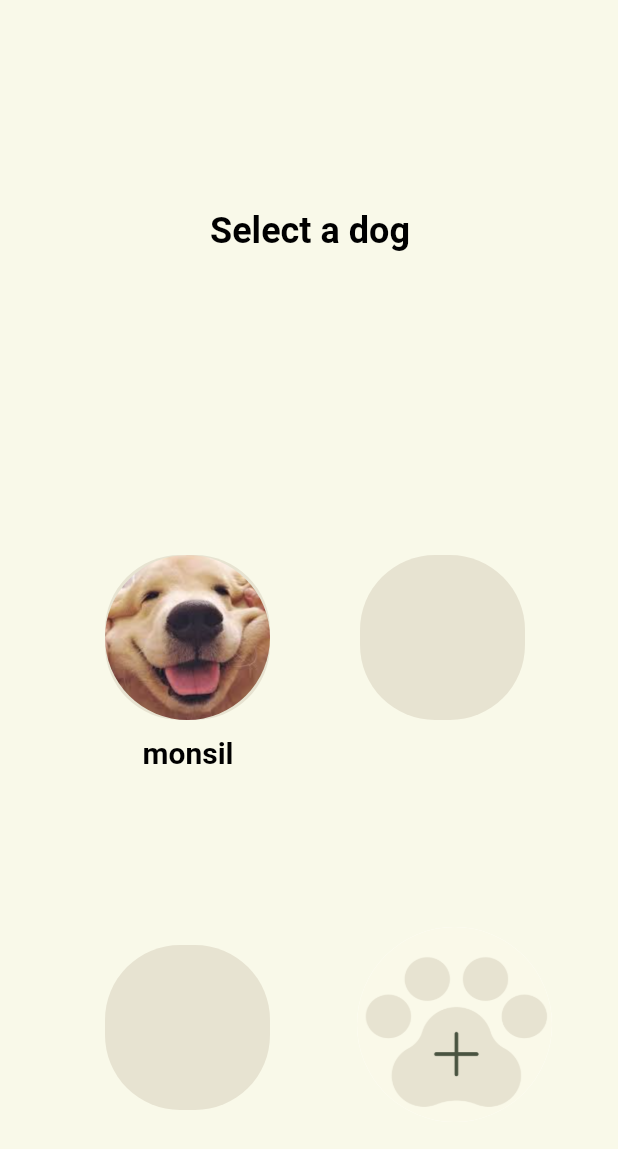
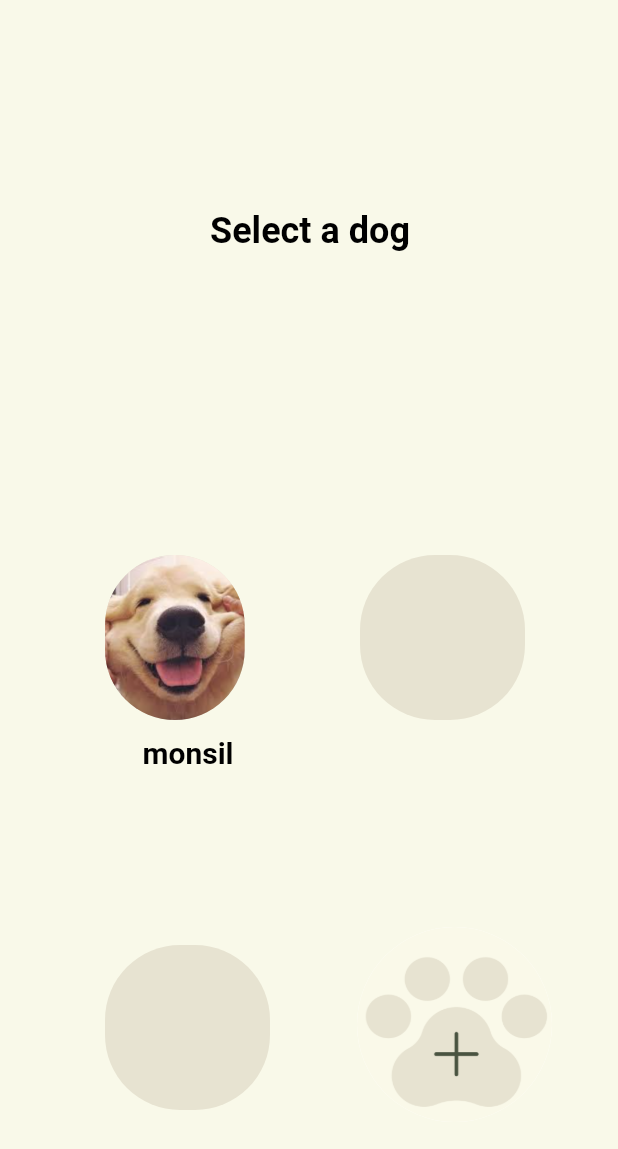
Before and after one commit to 222222222222222T/mong_project_ui, a Flutter app: the screen it shows after launch, after a tap on "start", on a phone screen of 412 x 824 dp. Shown: the top 1149 px of the screen. Run offline on Flutter 3.47's test engine with Material 2 defaults, Android fonts, the phone set to English and light mode, and no system bars; our stand-ins replace table_calendar.

Commit message:
git 테스트

```diff
--- a/lib/twoScreen.dart
+++ b/lib/twoScreen.dart
@@ -14,7 +14,7 @@ class twoScreen extends StatelessWidget {
               top: 370, // 상단 여백
 
                 child:Container(
-                  width: 110, // 가로 크기
+                  // width: 110, // 가로 크기
                   height: 110, // 세로 크기
                   decoration: BoxDecoration(
                     color: Color(0xFFE7E3D1), // 배경색상
```
